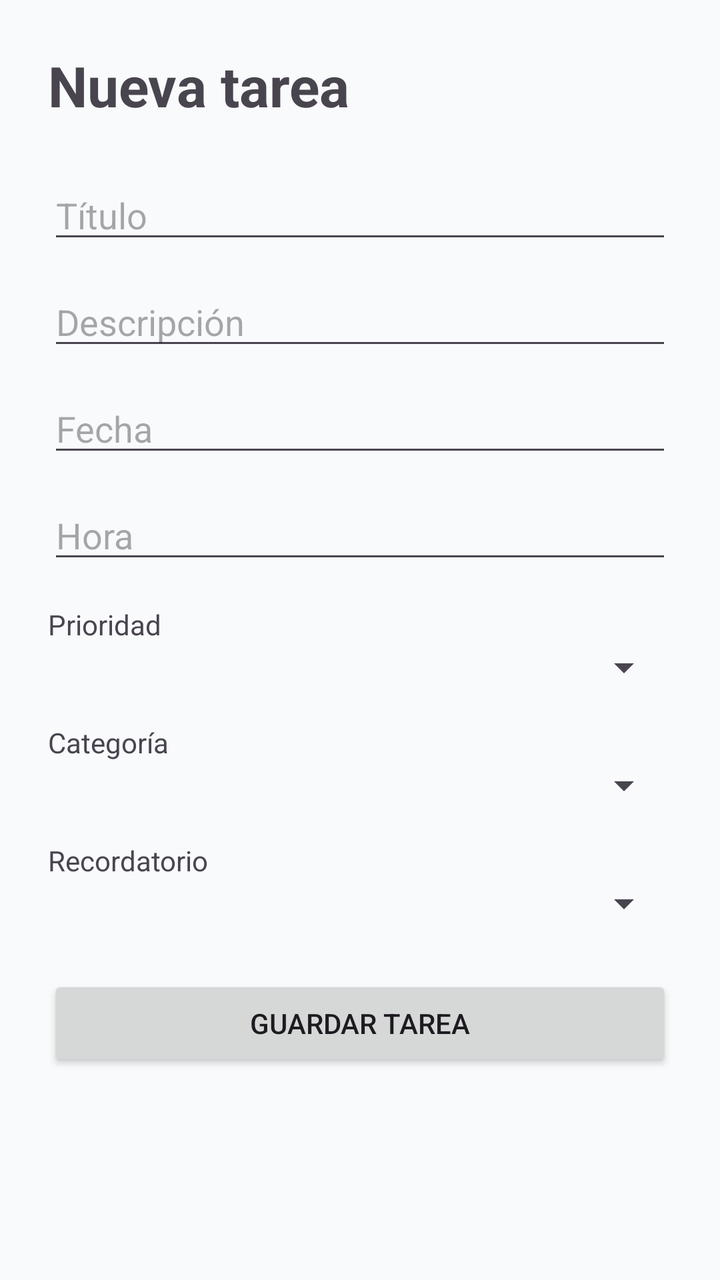
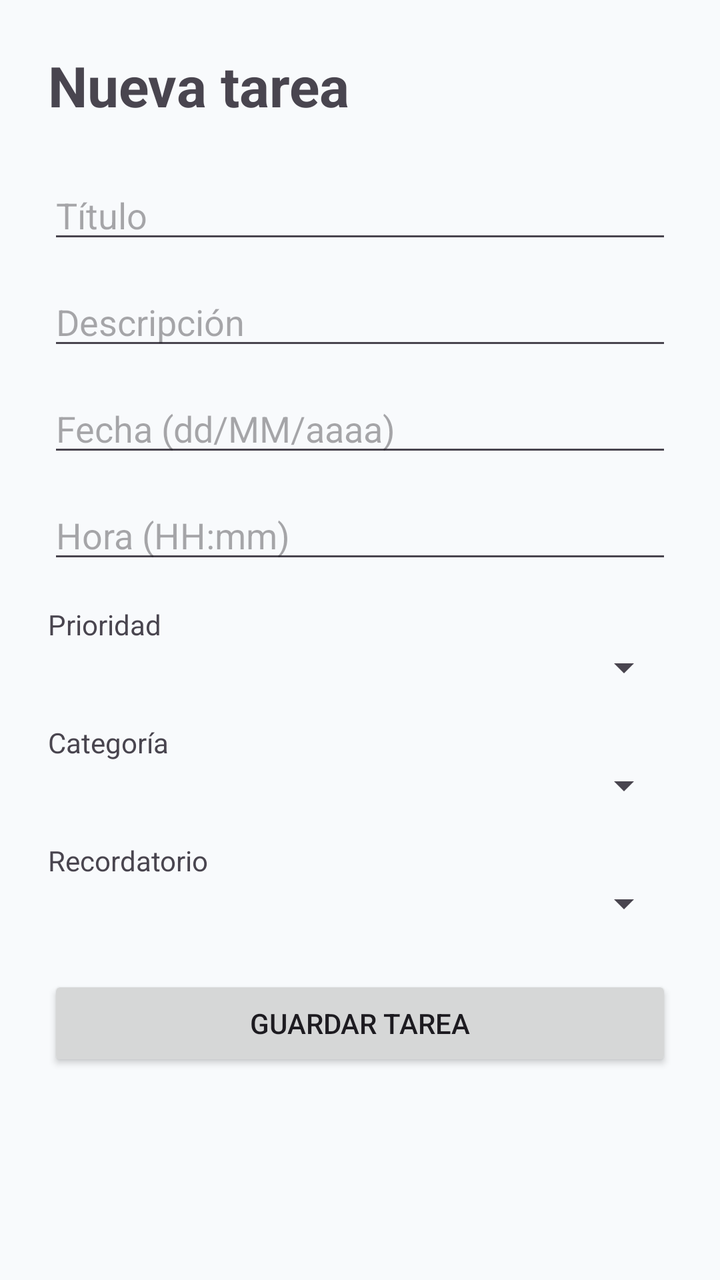

Before-and-after screenshots of an Android layout around one commit, followed by the original layout XML and the change that was made.
<!-- AndroidManifest.xml: application theme Theme.OrganizaMe -->
<!-- res/layout/actividad_nueva_tarea.xml -->
<?xml version="1.0" encoding="utf-8"?>
<androidx.constraintlayout.widget.ConstraintLayout
    xmlns:android="http://schemas.android.com/apk/res/android"
    xmlns:app="http://schemas.android.com/apk/res-auto"
    xmlns:tools="http://schemas.android.com/tools"
    android:layout_width="match_parent"
    android:layout_height="match_parent"
    android:padding="24dp"
    tools:context=".NuevaTareaActividad">

    <ScrollView
        android:layout_width="0dp"
        android:layout_height="0dp"
        android:fillViewport="true"
        app:layout_constraintTop_toTopOf="parent"
        app:layout_constraintBottom_toBottomOf="parent"
        app:layout_constraintStart_toStartOf="parent"
        app:layout_constraintEnd_toEndOf="parent">

        <LinearLayout
            android:layout_width="match_parent"
            android:layout_height="wrap_content"
            android:orientation="vertical"
            android:paddingBottom="32dp">

            <TextView
                android:layout_width="wrap_content"
                android:layout_height="wrap_content"
                android:text="Nueva tarea"
                android:textSize="28sp"
                android:textStyle="bold"
                android:layout_marginBottom="24dp" />

            <EditText
                android:id="@+id/tituloTarea"
                android:layout_width="match_parent"
                android:layout_height="wrap_content"
                android:hint="Título" />

            <EditText
                android:id="@+id/descripcionTarea"
                android:layout_width="match_parent"
                android:layout_height="wrap_content"
                android:hint="Descripción"
                android:layout_marginTop="12dp" />

            <EditText
                android:id="@+id/fechaTarea"
                android:layout_width="match_parent"
                android:layout_height="wrap_content"
                android:hint="Fecha"
                android:layout_marginTop="12dp" />

            <EditText
                android:id="@+id/horaTarea"
                android:layout_width="match_parent"
                android:layout_height="wrap_content"
                android:hint="Hora"
                android:layout_marginTop="12dp" />

            <TextView
                android:layout_width="wrap_content"
                android:layout_height="wrap_content"
                android:layout_marginTop="16dp"
                android:text="Prioridad" />

            <Spinner
                android:id="@+id/prioridadTarea"
                android:layout_width="match_parent"
                android:layout_height="wrap_content" />

            <TextView
                android:layout_width="wrap_content"
                android:layout_height="wrap_content"
                android:layout_marginTop="16dp"
                android:text="Categoría" />

            <Spinner
                android:id="@+id/categoriaTarea"
                android:layout_width="match_parent"
                android:layout_height="wrap_content" />

            <TextView
                android:layout_width="wrap_content"
                android:layout_height="wrap_content"
                android:layout_marginTop="16dp"
                android:text="Recordatorio" />

            <Spinner
                android:id="@+id/recordatorioTarea"
                android:layout_width="match_parent"
                android:layout_height="wrap_content" />

            <Button
                android:id="@+id/btnGuardarTarea"
                android:layout_width="match_parent"
                android:layout_height="wrap_content"
                android:layout_marginTop="24dp"
                android:text="Guardar tarea" />

        </LinearLayout>

    </ScrollView>

</androidx.constraintlayout.widget.ConstraintLayout>
<!-- resources referenced by this layout -->
<resources>
  <style name="Theme.OrganizaMe" parent="Theme.Material3.DayNight.NoActionBar">
          <item name="colorPrimary">@color/primary</item>
          <item name="colorPrimaryDark">@color/primary_dark</item>
          <item name="colorSecondary">@color/secondary</item>
          <item name="android:windowLightStatusBar">true</item>
          <item name="android:navigationBarColor">@color/background</item>
          <item name="android:windowBackground">@color/background</item>
      </style>
  <color name="primary">#0F766E</color>
  <color name="primary_dark">#134E4A</color>
  <color name="secondary">#2563EB</color>
  <color name="background">#F8FAFC</color>
</resources>

<!-- the commit's change to res/layout/actividad_nueva_tarea.xml (unified diff, before → after) -->
@@ -48,14 +48,16 @@
                 android:id="@+id/fechaTarea"
                 android:layout_width="match_parent"
                 android:layout_height="wrap_content"
-                android:hint="Fecha"
+                android:hint="Fecha (dd/MM/aaaa)"
+                android:inputType="date"
                 android:layout_marginTop="12dp" />
 
             <EditText
                 android:id="@+id/horaTarea"
                 android:layout_width="match_parent"
                 android:layout_height="wrap_content"
-                android:hint="Hora"
+                android:hint="Hora (HH:mm)"
+                android:inputType="time"
                 android:layout_marginTop="12dp" />
 
             <TextView
